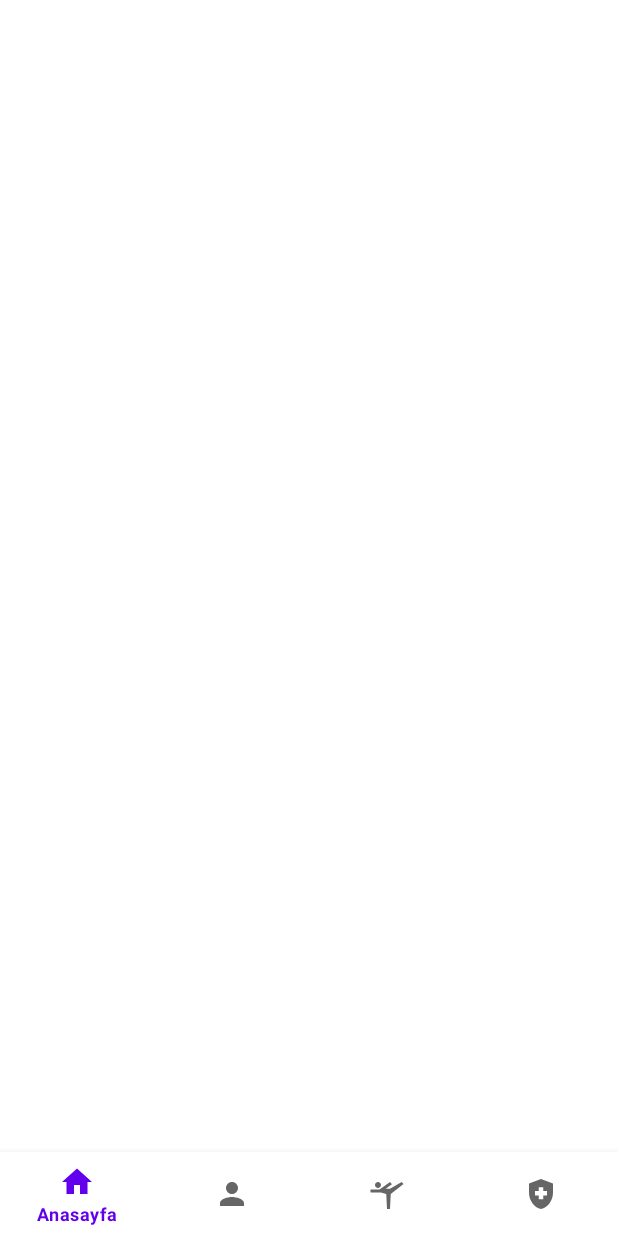
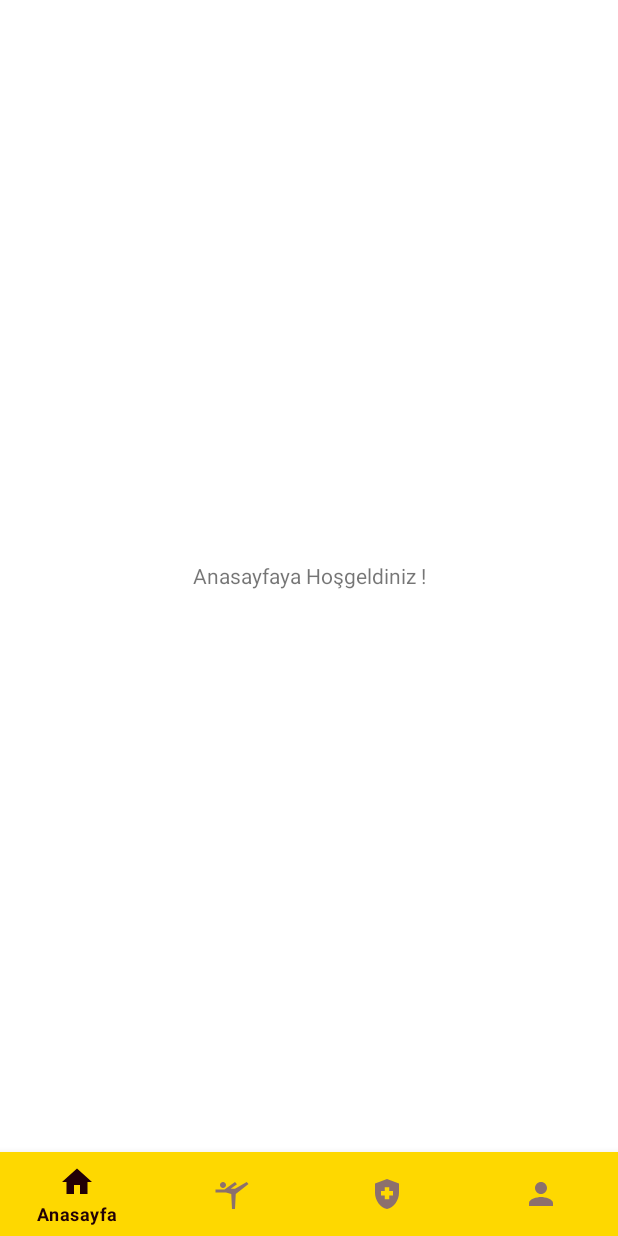
Before and after one commit to muhammedsafatur/saglikliyasamamerhaba, an Android app: the screen it shows after launch once a user with an empty profile is signed in (MainActivity), on a phone screen of 412 x 824 dp. Before the commit the screen is almost empty. Run offline under Robolectric (Android 15) with nearby library versions, the phone set to English and light mode, and no system bars; our stand-ins replace Firebase (no records; nobody signed in at launch, a user with empty details on screens opened directly), navigation-ui.

Commit message:
final nav bar !!!

```diff
--- a/app/src/main/java/com/codingstuff/loginandsignup/MainActivity.kt
+++ b/app/src/main/java/com/codingstuff/loginandsignup/MainActivity.kt
@@ -2,38 +2,24 @@ package com.codingstuff.loginandsignup
 
 import android.os.Bundle
 import androidx.appcompat.app.AppCompatActivity
-import androidx.fragment.app.Fragment
-import com.codingstuff.loginandsignup.databinding.ActivityMainBinding
+import androidx.navigation.NavController
+import androidx.navigation.fragment.NavHostFragment
+import androidx.navigation.ui.NavigationUI.setupWithNavController
+import com.google.android.material.bottomnavigation.BottomNavigationView
 
 
 class MainActivity : AppCompatActivity() {
-    private lateinit var binding : ActivityMainBinding
+private lateinit var navController: NavController
     override fun onCreate(savedInstanceState: Bundle?) {
         super.onCreate(savedInstanceState)
-        binding = ActivityMainBinding.inflate(layoutInflater)
         setContentView(R.layout.activity_main)
-        setContentView(binding.root)
-        fun replaceFragment (fragment: Fragment ){
-            val fragmentManager = supportFragmentManager
-            val fragmentTransaction = fragmentManager.beginTransaction()
-            fragmentTransaction.replace(R.id.frame_layout,fragment)
-            fragmentTransaction.commit()
-        }
 
-        replaceFragment(anasayfa())
+val navHostFragment = supportFragmentManager.findFragmentById(R.id.mainContainer) as NavHostFragment
+ navController = navHostFragment.navController
+val bottomNavigationView = findViewById<BottomNavigationView>(R.id.bottomNavigationView)
 
-        binding.bottomNavigationView.setOnItemSelectedListener {
+       setupWithNavController(bottomNavigationView, navController)
+    }
 
-            when(it.itemId){
 
-             R.id.Anasayfa -> replaceFragment(anasayfa())
-                R.id.bilgi -> replaceFragment(bilgi())
-                R.id.kisisel_veri -> replaceFragment(kisisel_veri())
-                R.id.egzersiz -> replaceFragment(egzersiz())
-            }
-
-            true
-        }
-
-    }
 }
--- a/app/src/main/java/com/codingstuff/loginandsignup/anasayfa.kt
+++ b/app/src/main/java/com/codingstuff/loginandsignup/anasayfaFragment.kt
@@ -1,10 +1,10 @@
 package com.codingstuff.loginandsignup
 
 import android.os.Bundle
-import androidx.fragment.app.Fragment
 import android.view.LayoutInflater
 import android.view.View
 import android.view.ViewGroup
+import androidx.fragment.app.Fragment
 
 // TODO: Rename parameter arguments, choose names that match
 // the fragment initialization parameters, e.g. ARG_ITEM_NUMBER
@@ -13,10 +13,10 @@ private const val ARG_PARAM2 = "param2"
 
 /**
  * A simple [Fragment] subclass.
- * Use the [anasayfa.newInstance] factory method to
+ * Use the [anasayfaFragment.newInstance] factory method to
  * create an instance of this fragment.
  */
-class anasayfa : Fragment() {
+class anasayfaFragment : Fragment() {
     // TODO: Rename and change types of parameters
     private var param1: String? = null
     private var param2: String? = null
@@ -44,12 +44,12 @@ class anasayfa : Fragment() {
          *
          * @param param1 Parameter 1.
          * @param param2 Parameter 2.
-         * @return A new instance of fragment anasayfa.
+         * @return A new instance of fragment anasayfaFragment.
          */
         // TODO: Rename and change types and number of parameters
         @JvmStatic
         fun newInstance(param1: String, param2: String) =
-            anasayfa().apply {
+            anasayfaFragment().apply {
                 arguments = Bundle().apply {
                     putString(ARG_PARAM1, param1)
                     putString(ARG_PARAM2, param2)
--- /dev/null
+++ b/app/src/main/res/drawable/bottom_nav_colors.xml
@@ -0,0 +1,7 @@
+<?xml version="1.0" encoding="utf-8"?>
+<selector xmlns:android="http://schemas.android.com/apk/res/android">
+<item android:color="@color/bottom_nav_selected_item" android:state_checked="true"/>
+
+    <item android:color="@color/bottom_nav_item" android:state_checked="false"/>
+
+</selector>
--- a/app/src/main/res/layout/activity_main.xml
+++ b/app/src/main/res/layout/activity_main.xml
@@ -6,26 +6,31 @@
     android:layout_height="match_parent"
     tools:context=".MainActivity">
 
-    <FrameLayout
-        android:id="@+id/frame_layout"
+    <fragment
+        android:id="@+id/mainContainer"
+        android:name="androidx.navigation.fragment.NavHostFragment"
         android:layout_width="0dp"
         android:layout_height="0dp"
+        app:defaultNavHost="true"
+        app:layout_constraintBottom_toTopOf="@+id/bottomNavigationView"
         app:layout_constraintEnd_toEndOf="parent"
+        app:layout_constraintHorizontal_bias="0.5"
         app:layout_constraintStart_toStartOf="parent"
-        app:layout_constraintTop_toTopOf="parent">
-
-    </FrameLayout>
+        app:layout_constraintTop_toTopOf="parent"
+        app:layout_constraintVertical_bias="0.5"
+        app:navGraph="@navigation/nav_graph"></fragment>
 
     <com.google.android.material.bottomnavigation.BottomNavigationView
         android:id="@+id/bottomNavigationView"
         android:layout_width="0dp"
         android:layout_height="wrap_content"
+        app:menu="@menu/bottom_nav_menu"
+        app:itemIconTint="@drawable/bottom_nav_colors"
+        app:itemTextColor="@drawable/bottom_nav_colors"
+        android:background="@color/bottom_nav_background"
         app:layout_constraintBottom_toBottomOf="parent"
         app:layout_constraintEnd_toEndOf="parent"
-        app:layout_constraintHorizontal_bias="0.0"
-        app:layout_constraintStart_toStartOf="parent"
-        app:menu="@menu/botttom_nav">
+        app:layout_constraintHorizontal_bias="0.5"
+        app:layout_constraintStart_toStartOf="parent" />
 
-
-    </com.google.android.material.bottomnavigation.BottomNavigationView>
 </androidx.constraintlayout.widget.ConstraintLayout>
--- a/app/src/main/res/layout/fragment_anasayfa.xml
+++ b/app/src/main/res/layout/fragment_anasayfa.xml
@@ -3,15 +3,13 @@
     xmlns:tools="http://schemas.android.com/tools"
     android:layout_width="match_parent"
     android:layout_height="match_parent"
-    android:background="@color/teal_200"
-    tools:context=".anasayfa">
+    tools:context=".anasayfaFragment">
 
     <!-- TODO: Update blank fragment layout -->
     <TextView
-        android:layout_width="wrap_content"
-        android:layout_height="wrap_content"
-        android:layout_gravity="center"
-        android:text="@string/anasayfa_fragment"
-        android:textSize="26sp" />
+        android:gravity="center"
+        android:layout_width="match_parent"
+        android:layout_height="match_parent"
+        android:text="Anasayfaya Hoşgeldiniz !" />
 
 </FrameLayout>
--- /dev/null
+++ b/app/src/main/res/menu/bottom_nav_menu.xml
@@ -0,0 +1,20 @@
+<?xml version="1.0" encoding="utf-8"?>
+<menu xmlns:android="http://schemas.android.com/apk/res/android">
+
+    <item
+        android:id="@+id/anasayfaFragment"
+        android:icon="@drawable/ic_baseline_home_24"
+        android:title="Anasayfa" />
+    <item
+        android:id="@+id/sporFragment"
+        android:icon="@drawable/ic_baseline_sports_gymnastics_24"
+        android:title="Egzersizler" />
+    <item
+        android:id="@+id/bilgiFragment"
+        android:icon="@drawable/ic_baseline_health_and_safety_24"
+        android:title="Bilgiler" />
+    <item
+        android:id="@+id/kbilgilerFragment"
+        android:icon="@drawable/ic_baseline_person_24"
+        android:title="Kişisel Bilgiler" />
+</menu>
--- a/app/src/main/res/menu/botttom_nav.xml
+++ /dev/null
@@ -1,17 +0,0 @@
-<?xml version="1.0" encoding="utf-8"?>
-<menu xmlns:android="http://schemas.android.com/apk/res/android">
-
-    <item android:title="@string/anasayfa_navbar"
-        android:id="@+id/Anasayfa"
-        android:icon="@drawable/ic_baseline_home_24"/>
-    <item android:title="@string/kisisel_veri__navbar"
-        android:id="@+id/kisisel_veri"
-        android:icon="@drawable/ic_baseline_person_24"/>
-    <item android:title="@string/egzersizler_navbar"
-        android:id="@+id/egzersiz"
-        android:icon="@drawable/ic_baseline_sports_gymnastics_24"/>
-    <item android:title="@string/saglikli_yasam_bilgileri_navbar"
-       android:id="@+id/bilgi"
-        android:icon="@drawable/ic_baseline_health_and_safety_24"
-        />
-</menu>
--- /dev/null
+++ b/app/src/main/res/navigation/nav_graph.xml
@@ -0,0 +1,28 @@
+<?xml version="1.0" encoding="utf-8"?>
+<navigation xmlns:android="http://schemas.android.com/apk/res/android"
+    xmlns:app="http://schemas.android.com/apk/res-auto"
+    xmlns:tools="http://schemas.android.com/tools"
+    android:id="@+id/nav_graph"
+    app:startDestination="@id/anasayfaFragment">
+
+    <fragment
+        android:id="@+id/anasayfaFragment"
+        android:name="com.codingstuff.loginandsignup.anasayfaFragment"
+        android:label="fragment_anasayfa"
+        tools:layout="@layout/fragment_anasayfa" />
+    <fragment
+        android:id="@+id/bilgiFragment"
+        android:name="com.codingstuff.loginandsignup.bilgiFragment"
+        android:label="fragment_bilgi"
+        tools:layout="@layout/fragment_bilgi" />
+    <fragment
+        android:id="@+id/kbilgilerFragment"
+        android:name="com.codingstuff.loginandsignup.kbilgilerFragment"
+        android:label="fragment_kbilgiler"
+        tools:layout="@layout/fragment_kbilgiler" />
+    <fragment
+        android:id="@+id/sporFragment"
+        android:name="com.codingstuff.loginandsignup.sporFragment"
+        android:label="fragment_spor"
+        tools:layout="@layout/fragment_spor" />
+</navigation>
--- a/app/src/main/res/values-night/themes.xml
+++ b/app/src/main/res/values-night/themes.xml
@@ -1,6 +1,6 @@
-<resources xmlns:tools="http://schemas.android.com/tools">
+<resources>
     <!-- Base application theme. -->
-    <style name="Theme.LoginAndSignUp" parent="Theme.MaterialComponents.DayNight.DarkActionBar">
+    <style name="Theme.LoginAndSignUp" parent="Theme.MaterialComponents.DayNight.NoActionBar">
         <!-- Primary brand color. -->
         <item name="colorPrimary">@color/purple_200</item>
         <item name="colorPrimaryVariant">@color/purple_700</item>
@@ -10,7 +10,7 @@
         <item name="colorSecondaryVariant">@color/teal_200</item>
         <item name="colorOnSecondary">@color/black</item>
         <!-- Status bar color. -->
-        <item name="android:statusBarColor" tools:targetApi="l">?attr/colorPrimaryVariant</item>
+        <item name="android:statusBarColor" >?attr/colorPrimaryVariant</item>
         <!-- Customize your theme here. -->
     </style>
 </resources>
--- a/app/src/main/res/values/colors.xml
+++ b/app/src/main/res/values/colors.xml
@@ -10,7 +10,9 @@
 
 
     <color name="yellow">#FFC801</color>
-
-
+     <color name ="bottom_nav_background">#FED800</color>
+    <color name="bottom_nav_item">#8C706D</color>
+    <color name="bottom_nav_selected_item">#220006</color>
+    <color name="fragment_bg_color">#fdf8f4</color>
 
 </resources>
--- a/app/src/main/res/values/strings.xml
+++ b/app/src/main/res/values/strings.xml
@@ -9,14 +9,15 @@
     <string name="tekrar_sifre">Tekrar Şifrenizi Girin</string>
     <string name="kayit_ol">Kayıt Ol</string>
     <string name="kayitliyim">Zaten Kayıtlıyım, Oturum Aç!</string>
+    <string name="anasayfa">Anasayfa</string>
+    <string name="kisisel_veriler">Kişisel Veriler</string>
+    <string name="egzersiz">Egzersiz</string>
+    <string name="saglıklı_yasam">Sağlıklı Yaşam Bilgileri</string>
     <!-- TODO: Remove or change this placeholder text -->
     <string name="hello_blank_fragment">Hello blank fragment</string>
-    <string name="egzersizler_fragment">Egzersizler</string>
-    <string name="anasayfa_navbar">Anasayfa</string>
-    <string name="kisisel_veri__navbar">Kişisel Veri</string>
-    <string name="egzersizler_navbar">Egzersizler</string>
-    <string name="saglikli_yasam_bilgileri_navbar">Sağlıklı Yaşam Bilgileri</string>
-    <string name="bilgiler_fragment">Bilgiler</string>
-    <string name="kisisel_veriler_fragment">Kişisel Veriler</string>
-    <string name="anasayfa_fragment">Anasayfa</string>
+    <string name="Egzersiz">Egzersiz</string>
+    <string name="saglıklı_yasam_bilgileri">Sağlıklı Yaşam Bilgileri</string>
+    <string name="kisisel_bilgiler">Kişisel Bilgiler</string>
+    <string name="home">Anasayfa</string>
+    <!-- TODO: Remove or change this placeholder text -->
 </resources>
--- a/app/src/main/res/values/themes.xml
+++ b/app/src/main/res/values/themes.xml
@@ -1,4 +1,4 @@
-<resources xmlns:tools="http://schemas.android.com/tools">
+<resources>
     <!-- Base application theme. -->
     <style name="Theme.LoginAndSignUp" parent="Theme.MaterialComponents.DayNight.NoActionBar">
         <!-- Primary brand color. -->
@@ -10,7 +10,7 @@
         <item name="colorSecondaryVariant">@color/teal_700</item>
         <item name="colorOnSecondary">@color/black</item>
         <!-- Status bar color. -->
-        <item name="android:statusBarColor" tools:targetApi="l">@color/yellow</item>
+        <item name="android:statusBarColor" >@color/yellow</item>
         <!-- Customize your theme here. -->
     </style>
 
```
Also changed, not shown: app/build.gradle (+7 -1 lines), app/src/main/java/com/codingstuff/loginandsignup/bilgiFragment.kt (renamed from app/src/main/java/com/codingstuff/loginandsignup/egzersiz.kt, +6 -6 lines), app/src/main/java/com/codingstuff/loginandsignup/kbilgilerFragment.kt (renamed from app/src/main/java/com/codingstuff/loginandsignup/bilgi.kt, +6 -6 lines), app/src/main/java/com/codingstuff/loginandsignup/sporFragment.kt (renamed from app/src/main/java/com/codingstuff/loginandsignup/kisisel_veri.kt, +6 -6 lines), app/src/main/res/layout/fragment_bilgi.xml (+5 -8 lines), app/src/main/res/layout/fragment_kbilgiler.xml (renamed from app/src/main/res/layout/fragment_egzersiz.xml, +5 -7 lines), app/src/main/res/layout/fragment_spor.xml (renamed from app/src/main/res/layout/fragment_kisisel_veri.xml, +5 -7 lines).
